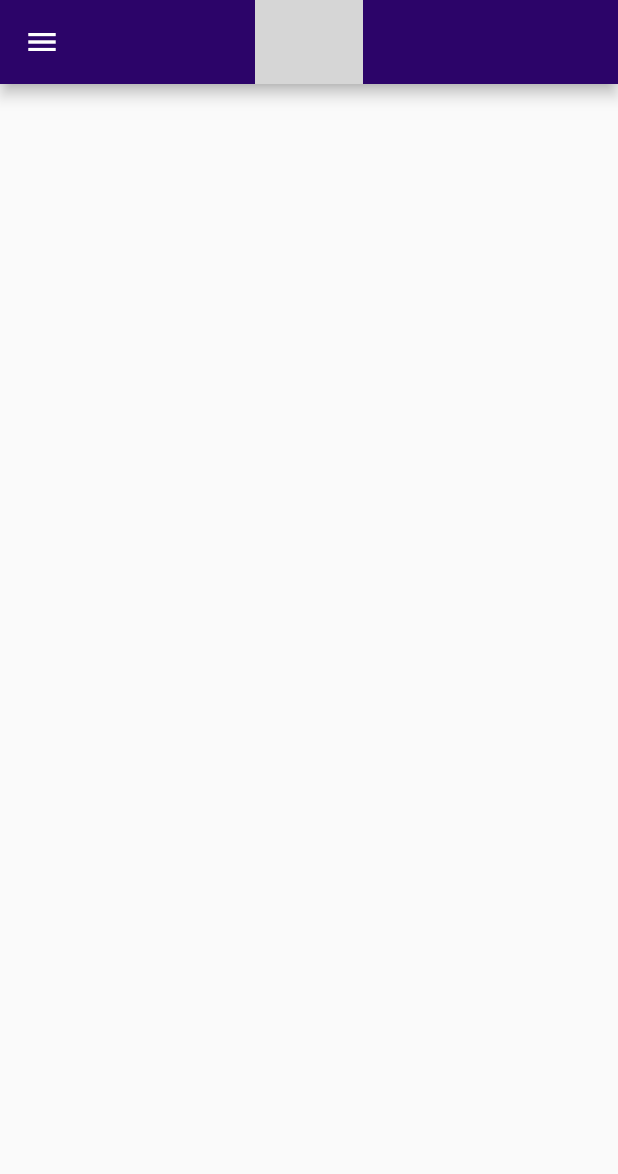
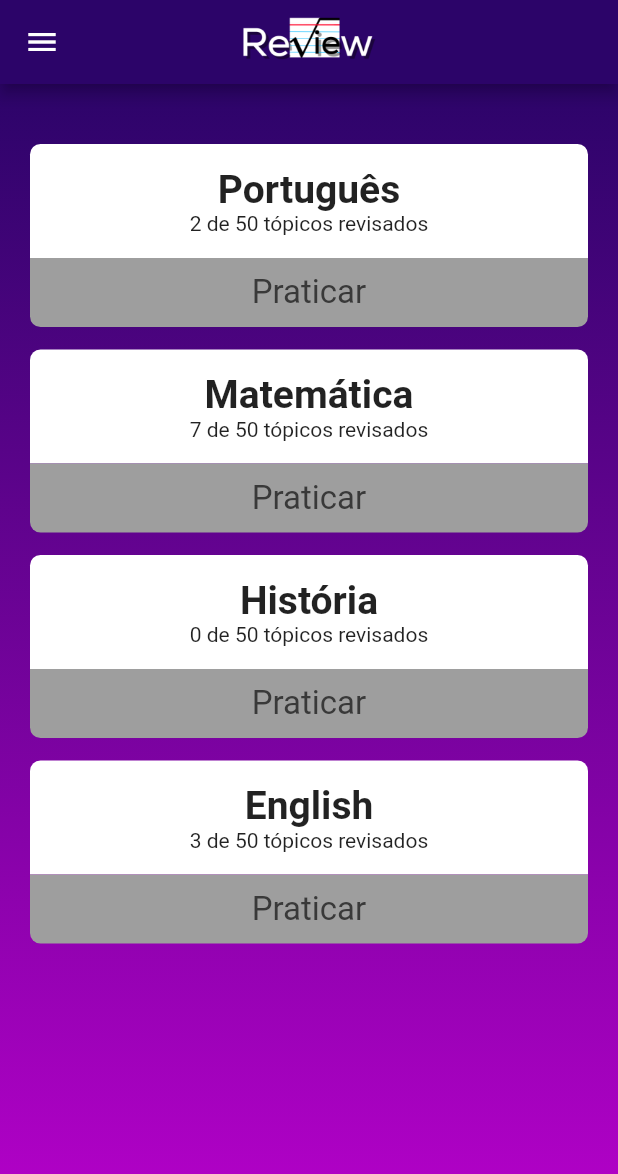
Before and after one commit to khrir/Review-App, a Flutter app: the screen it shows after launch, on a phone screen of 412 x 824 dp. Shown: the top 1174 px of the screen. Run offline on Flutter 3.47's test engine with Material 2 defaults, Android fonts, the phone set to English and light mode, and no system bars; grey boxes are pictures that could not be loaded.

Commit message:
home_content - get widget

```diff
--- a/lib/pages/home/home.dart
+++ b/lib/pages/home/home.dart
@@ -1,5 +1,7 @@
 import 'package:flutter/material.dart';
 import 'package:review_app/pages/home/home_widgets/home_appbar.dart';
+import 'package:review_app/pages/home/home_widgets/home_content.dart';
+import 'package:review_app/pages/home/home_widgets/home_drawer.dart';
 
 class MainScreen extends StatefulWidget {
   const MainScreen({Key? key}) : super(key: key);
@@ -13,13 +15,8 @@ class _MainScreenState extends State<MainScreen> {
   Widget build(BuildContext context) {
     return Scaffold(
       appBar: getHomeAppBar(),
-      body: SafeArea(
-        child: Column(
-         children: const <Widget>[
-
-         ],
-        ),
-      ),
+      drawer: getHomeDrawer(),
+      body: const HomePageContent(),
     );
   }
 }
--- a/lib/pages/home/home_widgets/home_appbar.dart
+++ b/lib/pages/home/home_widgets/home_appbar.dart
@@ -3,9 +3,8 @@ import 'package:flutter/material.dart';
 AppBar getHomeAppBar() {
   return AppBar(
     backgroundColor: const Color(0xFF2C0469),
-    leading: const Icon(Icons.menu),
     title: Image.asset(
-      'assets/review-logo.png',
+      'assets/images/review-logo.png',
       fit: BoxFit.cover, height: 72,
     ),
     centerTitle: true,
--- a/lib/pages/home/home_widgets/home_content.dart
+++ b/lib/pages/home/home_widgets/home_content.dart
@@ -0,0 +1,46 @@
+import 'package:flutter/material.dart';
+import 'package:review_app/pages/home/home_widgets/home_list_item.dart';
+import 'package:review_app/pages/home/home_widgets/home_list_model.dart';
+
+class HomePageContent extends StatefulWidget {
+  const HomePageContent({Key? key}) : super(key: key);
+
+  @override
+  State<HomePageContent> createState() => _HomePageContentState();
+}
+
+class _HomePageContentState extends State<HomePageContent> {
+  List<HomeListModel> listMockedList = [
+    HomeListModel(materiaName: "Português", qtdTopicos: 2),
+    HomeListModel(materiaName: "Matemática", qtdTopicos: 7),
+    HomeListModel(materiaName: "História", qtdTopicos: 0),
+    HomeListModel(materiaName: "English", qtdTopicos: 3),
+  ];
+  @override
+  Widget build(BuildContext context) {
+    return Container(
+      decoration: const BoxDecoration(
+        gradient: LinearGradient(
+          begin: Alignment.topCenter,
+          end: Alignment.bottomCenter,
+          colors: [
+            Color(0xFF2C0469),
+            Color.fromARGB(255, 182, 1, 202),
+          ],
+        ),
+      ),
+      padding: const EdgeInsets.symmetric(
+        vertical: 40,
+        horizontal: 20,
+      ),
+      child: ListView.builder(
+        itemCount: listMockedList.length,
+        itemBuilder: (context, index) {
+          return HomeListItem(
+            homeListModel: listMockedList[index],
+          );
+        },
+      ),
+    );
+  }
+}
--- a/lib/pages/home/home_widgets/home_drawer.dart
+++ b/lib/pages/home/home_widgets/home_drawer.dart
@@ -0,0 +1,14 @@
+import 'package:flutter/material.dart';
+
+Drawer getHomeDrawer() {
+  return Drawer(
+    child: ListView(
+      padding: EdgeInsets.zero,
+      children: const [
+        DrawerHeader(
+          child: Text('Upa'),
+        ),
+      ],
+    ),
+  );
+}
--- /dev/null
+++ b/lib/pages/home/home_widgets/home_list_item.dart
@@ -0,0 +1,67 @@
+import 'package:flutter/material.dart';
+import 'package:review_app/pages/home/home_widgets/home_list_model.dart';
+
+class HomeListItem extends StatefulWidget {
+  final HomeListModel homeListModel;
+
+  const HomeListItem({Key? key, required this.homeListModel}) : super(key: key);
+
+  @override
+  State<HomeListItem> createState() => _HomeListItemState();
+}
+
+class _HomeListItemState extends State<HomeListItem> {
+  @override
+  Widget build(BuildContext context) {
+    return Container(
+      margin: const EdgeInsets.only(bottom: 15),
+      child: Column(
+        children: [
+          Container(
+            width: MediaQuery.of(context).size.width,
+            decoration: const BoxDecoration(
+              color: Colors.white,
+              borderRadius: BorderRadius.only(
+                topLeft: Radius.circular(7),
+                topRight: Radius.circular(7),
+              ),
+            ),
+            padding: const EdgeInsets.all(15),
+            child: Column(
+              children: [
+                Text(
+                  widget.homeListModel.materiaName,
+                  style: const TextStyle(
+                    fontSize: 26,
+                    fontWeight: FontWeight.bold,
+                  ),
+                ),
+                Text("${widget.homeListModel.qtdTopicos} de 50 tópicos revisados"),
+                // Add progress bar
+              ],
+            ),
+          ),
+          Container(
+            width: MediaQuery.of(context).size.width,
+            decoration: const BoxDecoration(
+              color: Colors.grey,
+              borderRadius: BorderRadius.only(
+                bottomLeft: Radius.circular(7),
+                bottomRight: Radius.circular(7),
+              ),
+            ),
+            padding: const EdgeInsets.all(10),
+            child: Column(
+              children: const [
+                Text(
+                  "Praticar",
+                  style: TextStyle(fontSize: 22, color: Color.fromRGBO(57, 57, 57, 1)),
+                ),
+              ],
+            )
+          ),
+        ],
+      ),
+    );
+  }
+}
--- /dev/null
+++ b/lib/pages/home/home_widgets/home_list_model.dart
@@ -0,0 +1,9 @@
+class HomeListModel {
+  final String materiaName;
+  final int qtdTopicos;
+
+  HomeListModel({
+    required this.materiaName,
+    required this.qtdTopicos
+  });
+}
```
Also changed, not shown: 8 other files.
